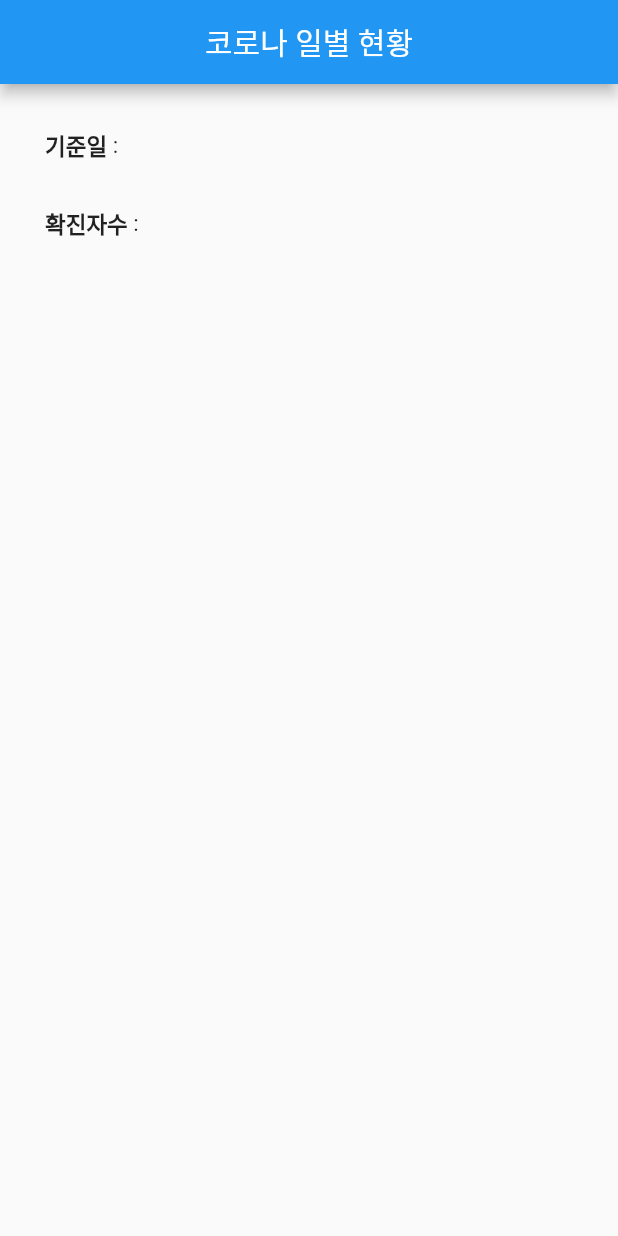
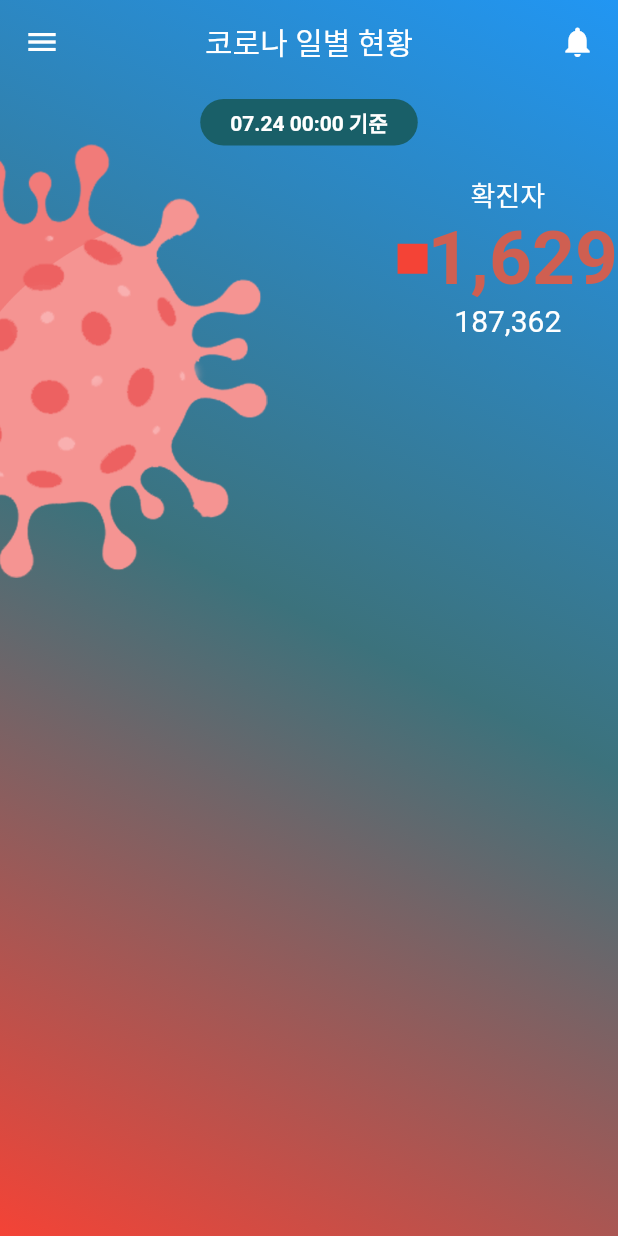
Before and after one commit to Augustkim-dev/covidkorea, a Flutter app: the screen it shows after launch, on a phone screen of 412 x 824 dp. Run offline on Flutter 3.47's test engine with Material 2 defaults, Android fonts, the phone set to English and light mode, and no system bars; our stand-ins replace dio, get; network calls fail.

Commit message:
화면 그림 그리는 중
바탕색,
배경 바이러스
글자들 자리잡기

```diff
--- a/covidkorea/lib/main.dart
+++ b/covidkorea/lib/main.dart
@@ -18,7 +18,8 @@ class MyApp extends StatelessWidget {
         Get.put(CovidStatisticsController());
       }),
       theme: ThemeData(
-        primarySwatch: Colors.blue,
+        // primarySwatch: Colors.blue,
+        primaryColor: Colors.white ,
       ),
       home: App(),
     );
--- a/covidkorea/lib/src/app.dart
+++ b/covidkorea/lib/src/app.dart
@@ -3,38 +3,154 @@ import 'package:flutter/material.dart';
 import 'package:get/get.dart';
 
 class App extends GetView<CovidStatisticsController> {
-  const App({Key? key}) : super(key: key);
+  App({Key? key}) : super(key: key);
+  late double hearderTopZone;
 
   Widget infoWidget(String title, String value) {
-    return  Padding(
+    return Padding(
       padding: const EdgeInsets.all(15.0),
-      child: Row(children: [
-                Text(title, style: TextStyle(fontWeight: FontWeight.bold, fontSize: 15,),
-                ),
-                Text(" : $value", style: TextStyle(fontSize: 15,),
-                ),
-              ],),
+      child: Row(
+        children: [
+          Text(
+            title,
+            style: TextStyle(
+              fontWeight: FontWeight.bold,
+              fontSize: 15,
+            ),
+          ),
+          Text(
+            " : $value",
+            style: TextStyle(
+              fontSize: 15,
+            ),
+          ),
+        ],
+      ),
     );
   }
 
   @override
   Widget build(BuildContext context) {
+    hearderTopZone = Get.mediaQuery.padding.top + AppBar().preferredSize.height;
     return Scaffold(
       appBar: AppBar(
-        title: Text("코로나 일별 현황"),
+        backgroundColor: Colors.transparent,
+        elevation: 0,
+        leading: Icon(
+          Icons.menu,
+          color: Colors.white,
+        ),
+        title: Text(
+          "코로나 일별 현황",
+          style: TextStyle(color: Colors.white),
+        ),
         centerTitle: true,
+        actions: [
+          Container(
+            padding: EdgeInsets.symmetric(horizontal: 15),
+            child: Icon(
+              Icons.notifications,
+              color: Colors.white,
+            ),
+          ),
+        ],
       ),
-      body: Container(
-        padding: const EdgeInsets.all(15),
-        child: Obx(() {
-          var info = controller.covidStatisticsModel.value;
-          return Column(children: [
-              infoWidget("기준일", info.stateDt ?? ''),
-              infoWidget("확진자수", info.decideCnt ?? '' ),
-
-
-          ],);
-        }),
+      extendBodyBehindAppBar: true,
+      body: Stack(
+        children: [
+          Container(
+            // padding: const EdgeInsets.all(15),
+            // child: Obx(() {
+            //   var info = controller.covidStatisticsModel.value;
+            //   return Column(children: [
+            //       infoWidget("기준일", info.stateDt ?? ''),
+            //       infoWidget("확진자수", info.decideCnt ?? '' ),
+            //   ],);
+            // }),
+            decoration: BoxDecoration(
+              gradient: LinearGradient(
+                begin: Alignment.topRight,
+                end: Alignment.bottomLeft,
+                colors: [
+                  Colors.blue,
+                  Color(0xff3c727c),
+                  Colors.red,
+                ],
+              ),
+            ),
+          ),
+          Positioned(
+            left: -110,
+            top: hearderTopZone + 40,
+            child: Container(
+              child: Image.asset(
+                'assets/covid_img.png',
+                width: Get.size.width * 0.7,
+              ),
+            ),
+          ),
+          Positioned(
+            top: hearderTopZone + 10,
+            left: 0,
+            right: 0,
+            child: Center(
+              child: Container(
+                padding:
+                    const EdgeInsets.symmetric(horizontal: 20, vertical: 5),
+                decoration: BoxDecoration(
+                  borderRadius: BorderRadius.circular(20),
+                  color: Color(0xff195f68),
+                ),
+                child: Text(
+                  '07.24 00:00 기준',
+                  style: TextStyle(
+                    color: Colors.white,
+                    fontWeight: FontWeight.bold,
+                  ),
+                ),
+              ),
+            ),
+          ),
+          Positioned(
+            top: hearderTopZone + 60,
+            right: 0,
+            child: Column(
+              children: [
+                Text(
+                  '확진자',
+                  style: TextStyle(
+                    color: Colors.white,
+                    fontSize: 18,
+                  ),
+                ),
+                Row(
+                  children: [
+                    Container(
+                      width: 20,
+                      height: 20,
+                      color: Colors.red,
+                    ),
+                    Text(
+                      '1,629',
+                      style: TextStyle(
+                        color: Color(0xffcf5f51),
+                        fontWeight: FontWeight.bold,
+                        fontSize: 50,
+                      ),
+                    ),
+                  ],
+                ),
+                Text(
+                  '187,362',
+                  style: TextStyle(
+                    color: Colors.white,
+                    fontSize: 20,
+                  ),
+                ),
+              ],
+            ),
+          ),
+        ],
       ),
     );
   }
--- a/covidkorea/pubspec.yaml
+++ b/covidkorea/pubspec.yaml
@@ -49,9 +49,8 @@ flutter:
   uses-material-design: true
 
   # To add assets to your application, add an assets section, like this:
-  # assets:
-  #   - images/a_dot_burr.jpeg
-  #   - images/a_dot_ham.jpeg
+  assets:
+    - assets/covid_img.png
 
   # An image asset can refer to one or more resolution-specific "variants", see
   # https://flutter.dev/assets-and-images/#resolution-aware.
```
Also changed, not shown: covidkorea/assets/covid_img.png (added).
